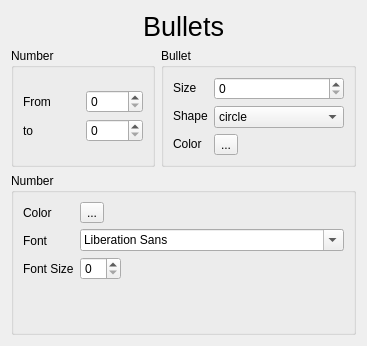
Above: sources/Forms/formnumberedbullets.ui from jose94752/ClipEdit before the change. Below: the same form after it.
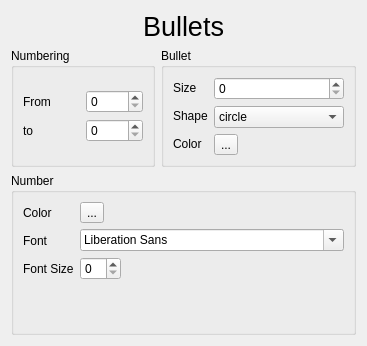
That is the form after the change.

```diff
--- a/sources/Forms/formnumberedbullets.ui
+++ b/sources/Forms/formnumberedbullets.ui
@@ -68,7 +68,7 @@
          <item>
           <widget class="QGroupBox" name="groupBox">
            <property name="title">
-            <string>Number</string>
+            <string>Numbering</string>
            </property>
            <layout class="QVBoxLayout" name="verticalLayout_9">
             <item>
```
